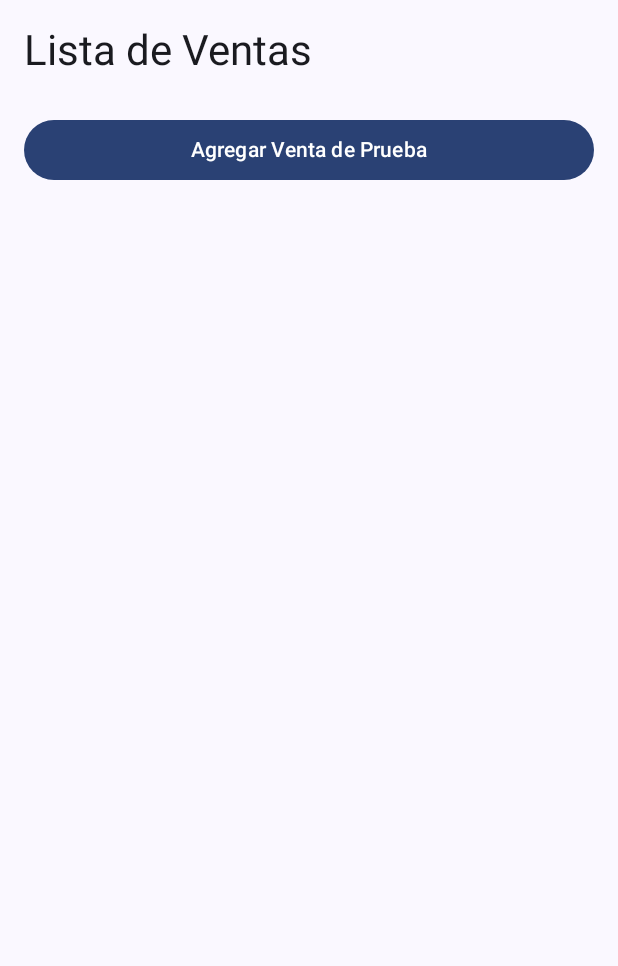
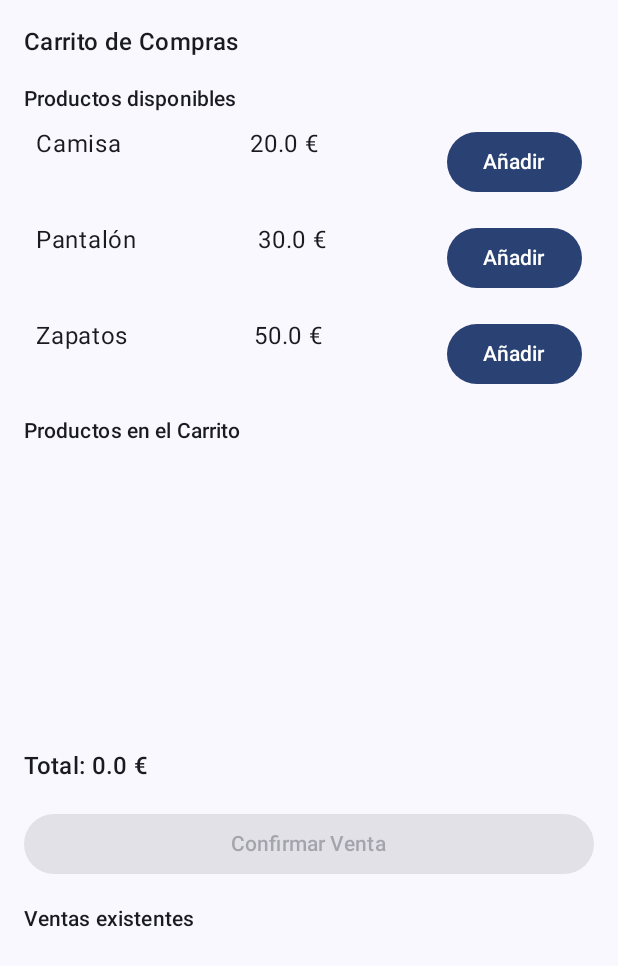
Before and after one commit to lopezviktor/CRMStore, an Android app built with Jetpack Compose: the composable PantallaVentas shown on its own in the app's theme, on a phone screen of 412 x 824 dp. Shown: the top 966 px of the screen. Run offline under Robolectric (Android 15) with nearby library versions, the phone set to English and light mode, and no system bars; our stand-ins replace Firebase (no records; nobody signed in at launch, a user with empty details on screens opened directly); 2 statements that could not run were skipped.

Commit message:
Cambios en ventas

```diff
--- a/app/src/main/java/com/example/crmstore/NavigationApp.kt
+++ b/app/src/main/java/com/example/crmstore/NavigationApp.kt
@@ -23,10 +23,11 @@ import com.example.crmstore.ui.screens.productos.PantallaProducto
 import com.example.crmstore.ui.screens.ventas.PantallaDashboardVentas
 import com.example.crmstore.ui.screens.ventas.PantallaVentas
 import com.example.crmstore.ui.viewmodel.ClienteViewModel
+import com.example.crmstore.ui.viewmodel.VentaViewModel
 
 @Composable
 fun NavigationApp(navHostController: NavHostController, modifier: Modifier = Modifier) {
-    NavHost(navController = navHostController, startDestination = "PantallaFormularioEmpleados") {
+    NavHost(navController = navHostController, startDestination = "PantallaVentas") {
         // CLIENTES
         composable("PantallaCliente") { PantallaCliente(navHostController) }
         composable("PantallaAddCliente") { PantallaAddCliente(navHostController) }
@@ -39,7 +40,7 @@ fun NavigationApp(navHostController: NavHostController, modifier: Modifier = Mod
 
         //VENTAS
         composable("PantallaDashboardVentas") { PantallaDashboardVentas (navHostController) }
-        composable("PantallaVentas") { PantallaVentas() }
+        composable("PantallaVentas") { PantallaVentas(ventaViewModel = VentaViewModel()) }
 
         //LOGIN
         composable("PantallaInicio") { PantallaInicio (navHostController) }
--- a/app/src/main/java/com/example/crmstore/modelo/DetalleVenta.kt
+++ b/app/src/main/java/com/example/crmstore/modelo/DetalleVenta.kt
@@ -1,7 +1,8 @@
 package com.example.crmstore.modelo
 
 data class DetalleVenta(
-    var productoId: Long = 0L,
+    val productoId: String = "",
+    val nombre: String = "",
     var cantidad: Int = 0,
-    var precioUnitario: Double = 0.0
+    val precioUnitario: Double = 0.0
 )
--- a/app/src/main/java/com/example/crmstore/modelo/Producto.kt
+++ b/app/src/main/java/com/example/crmstore/modelo/Producto.kt
@@ -1,10 +1,10 @@
 package com.example.crmstore.modelo
 
 data class Producto (
-    val id: String,
-    val nombre: String,
-    val decripcion: String,
-    val precio: Double,
-    val stock: Int,
+    val id: String = "",
+    val nombre: String = "",
+    val decripcion: String = "",
+    val precio: Double = 0.0,
+    val stock: Int = 0,
     val categoria: String? = null,
 )
--- a/app/src/main/java/com/example/crmstore/modelo/Venta.kt
+++ b/app/src/main/java/com/example/crmstore/modelo/Venta.kt
@@ -3,9 +3,8 @@ package com.example.crmstore.modelo
 import com.google.firebase.Timestamp
 
 data class Venta(
-    var id: Int = 0,
-    var clienteId: String = "",
-    var empleadoId: Int = 0,
+    var cliente: String = "",
+    var empleado: String = "",
     var fecha: Timestamp = Timestamp.now(),
     var productosVendidos: List<DetalleVenta> = emptyList(),
     var total: Double = 0.0
--- a/app/src/main/java/com/example/crmstore/ui/screens/ventas/PantallaVentas.kt
+++ b/app/src/main/java/com/example/crmstore/ui/screens/ventas/PantallaVentas.kt
@@ -1,15 +1,22 @@
 package com.example.crmstore.ui.screens.ventas
 
-import androidx.compose.foundation.layout.*
+import androidx.compose.foundation.layout.Arrangement
+import androidx.compose.foundation.layout.Column
+import androidx.compose.foundation.layout.Row
+import androidx.compose.foundation.layout.Spacer
+import androidx.compose.foundation.layout.fillMaxSize
+import androidx.compose.foundation.layout.fillMaxWidth
+import androidx.compose.foundation.layout.height
+import androidx.compose.foundation.layout.padding
 import androidx.compose.foundation.lazy.LazyColumn
 import androidx.compose.foundation.lazy.items
-import androidx.compose.material3.*
-import androidx.compose.runtime.*
-import androidx.compose.ui.Alignment
+import androidx.compose.material3.Button
+import androidx.compose.material3.MaterialTheme
+import androidx.compose.material3.Text
+import androidx.compose.runtime.Composable
 import androidx.compose.ui.Modifier
 import androidx.compose.ui.unit.dp
-import androidx.lifecycle.viewmodel.compose.viewModel
-import com.example.crmstore.modelo.Venta
+import com.example.crmstore.modelo.Producto
 import com.example.crmstore.ui.viewmodel.VentaViewModel
 import com.google.firebase.Timestamp
 import java.text.SimpleDateFormat
@@ -21,74 +28,105 @@ fun Timestamp.toFormattedString(): String {
 }
 
 @Composable
-fun PantallaVentas(ventaViewModel: VentaViewModel = viewModel()) {
-    val ventas = ventaViewModel.ventas
-    val mensaje by remember { ventaViewModel.mensaje }
+fun PantallaVentas(ventaViewModel: VentaViewModel) {
+    val carrito = ventaViewModel.carrito
+    val productos = listOf(
+        Producto(nombre = "Camisa", precio = 20.0),
+        Producto(nombre = "Pantalón", precio = 30.0),
+        Producto(nombre = "Zapatos", precio = 50.0)
+    )
+    val ventas = ventaViewModel.ventas // Lista de ventas con IDs
 
     Column(
         modifier = Modifier
             .fillMaxSize()
             .padding(16.dp)
     ) {
-        Text(text = "Lista de Ventas", style = MaterialTheme.typography.headlineMedium)
+        Text(text = "Carrito de Compras", style = MaterialTheme.typography.titleMedium)
 
-        // Mostrar mensaje si existe
-        if (mensaje.isNotEmpty()) {
-            Text(text = mensaje, color = MaterialTheme.colorScheme.primary)
+        Spacer(modifier = Modifier.height(16.dp))
+
+        // Lista de productos disponibles
+        Text(text = "Productos disponibles", style = MaterialTheme.typography.titleSmall)
+        LazyColumn(modifier = Modifier.weight(1f)) {
+            items(productos) { producto ->
+                Row(
+                    modifier = Modifier
+                        .fillMaxWidth()
+                        .padding(8.dp),
+                    horizontalArrangement = Arrangement.SpaceBetween
+                ) {
+                    Text(text = producto.nombre)
+                    Text(text = "${producto.precio} €")
+                    Button(onClick = {
+                        ventaViewModel.agregarProductoAlCarrito(producto, 1)
+                    }) {
+                        Text("Añadir")
                     }
-
-        Spacer(modifier = Modifier.height(8.dp))
-
-        // Lista de ventas
-        LazyColumn(modifier = Modifier.fillMaxWidth()) {
-            items(ventas) { venta ->
-                VentaItem(
-                    venta = venta,
-                    onEliminarClick = { ventaViewModel.eliminarVenta(venta.id) }
-                )
+                }
             }
         }
 
         Spacer(modifier = Modifier.height(16.dp))
 
-        // Botón para agregar una venta de ejemplo
-        Button(
-            onClick = {
-                val nuevaVenta = Venta(
-                    id = ventas.size + 1,        // ID de la venta
-                    clienteId = 1.toString(),    // Convertir el entero a String
-                    empleadoId = 1,              // ID del empleado
-                    fecha = Timestamp.now(),     // Fecha actual
-                    productosVendidos = listOf(), // Lista vacía de productos (ejemplo)
-                    total = 100.0                // Total de la venta
-                )
-                ventaViewModel.agregarVenta(nuevaVenta)
-            },
-            modifier = Modifier.fillMaxWidth()
+        // Mostrar productos en el carrito
+        Text(text = "Productos en el Carrito", style = MaterialTheme.typography.titleSmall)
+        LazyColumn(modifier = Modifier.weight(1f)) {
+            items(carrito) { detalle ->
+                Row(
+                    modifier = Modifier
+                        .fillMaxWidth()
+                        .padding(8.dp),
+                    horizontalArrangement = Arrangement.SpaceBetween
                 ) {
-            Text(text = "Agregar Venta de Prueba")
+                    Text(text = "${detalle.nombre} x${detalle.cantidad}")
+                    Text(text = "${detalle.precioUnitario * detalle.cantidad} €")
+                    Button(onClick = {
+                        ventaViewModel.eliminarProductoDelCarrito(detalle.productoId)
+                    }) {
+                        Text("Eliminar")
+                    }
                 }
             }
         }
 
-@Composable
-fun VentaItem(
-    venta: Venta,
-    onEliminarClick: () -> Unit
+        Spacer(modifier = Modifier.height(16.dp))
+
+        // Mostrar total del carrito
+        val total = ventaViewModel.calcularTotalCarrito()
+        Text(text = "Total: $total €", style = MaterialTheme.typography.titleMedium)
+
+        Spacer(modifier = Modifier.height(16.dp))
+
+        // Botón para confirmar venta
+        Button(
+            onClick = {
+                ventaViewModel.agregarVenta()
+            },
+            modifier = Modifier.fillMaxWidth(),
+            enabled = carrito.isNotEmpty()
         ) {
+            Text("Confirmar Venta")
+        }
+
+        Spacer(modifier = Modifier.height(16.dp))
+
+        // Mostrar ventas existentes
+        Text(text = "Ventas existentes", style = MaterialTheme.typography.titleSmall)
+        LazyColumn(modifier = Modifier.weight(1f)) {
+            items(ventas) { (id, venta) ->
                 Column(
                     modifier = Modifier
                         .fillMaxWidth()
                         .padding(8.dp)
                 ) {
-        Text(text = "Venta ID: ${venta.id}", style = MaterialTheme.typography.bodyLarge)
-        Text(text = "Fecha: ${venta.fecha.toFormattedString()}", style = MaterialTheme.typography.bodySmall)
-        Text(text = "Total: ${venta.total}", style = MaterialTheme.typography.bodyMedium)
-
+                    Text(text = "ID: $id")
+                    Text(text = "Cliente: ${venta.cliente}")
+                    Text(text = "Empleado: ${venta.empleado}")
+                    Text(text = "Total: ${venta.total} €")
                     Spacer(modifier = Modifier.height(8.dp))
-
-        Button(onClick = onEliminarClick, modifier = Modifier.align(Alignment.End)) {
-            Text("Eliminar")
                 }
             }
         }
+    }
+}
```
Also changed, not shown: app/src/main/java/com/example/crmstore/controlador/VentaRepository.kt (+54 -86 lines), app/src/main/java/com/example/crmstore/modelo/Empleado.kt (+5 -3 lines), app/src/main/java/com/example/crmstore/ui/viewmodel/VentaViewModel.kt (+88 -73 lines), 1 other file. Lines whose indentation alone changed are shown as unchanged.
